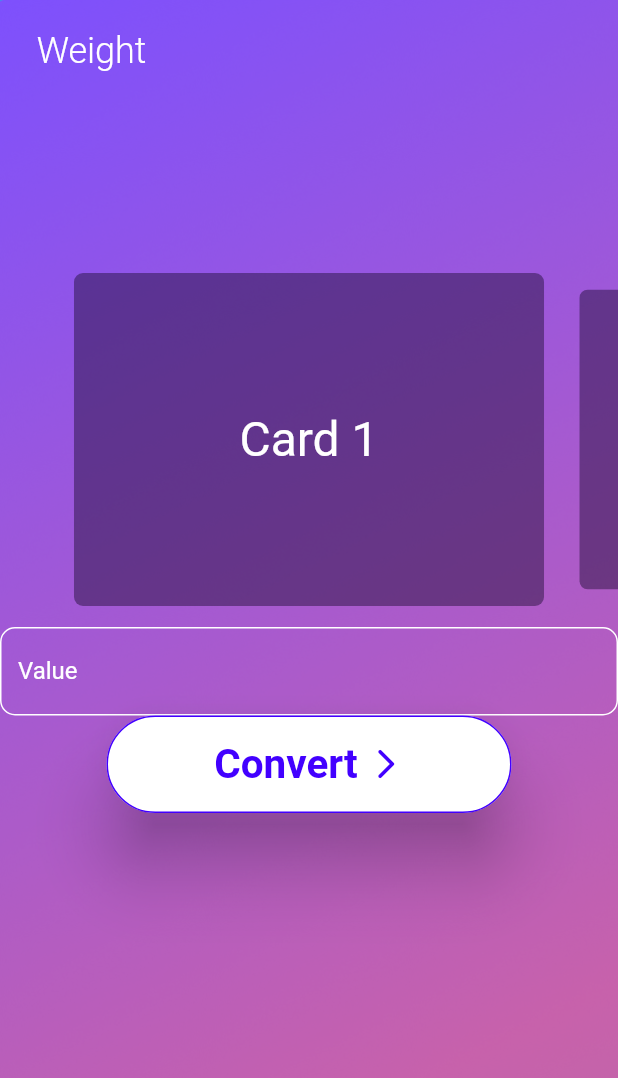
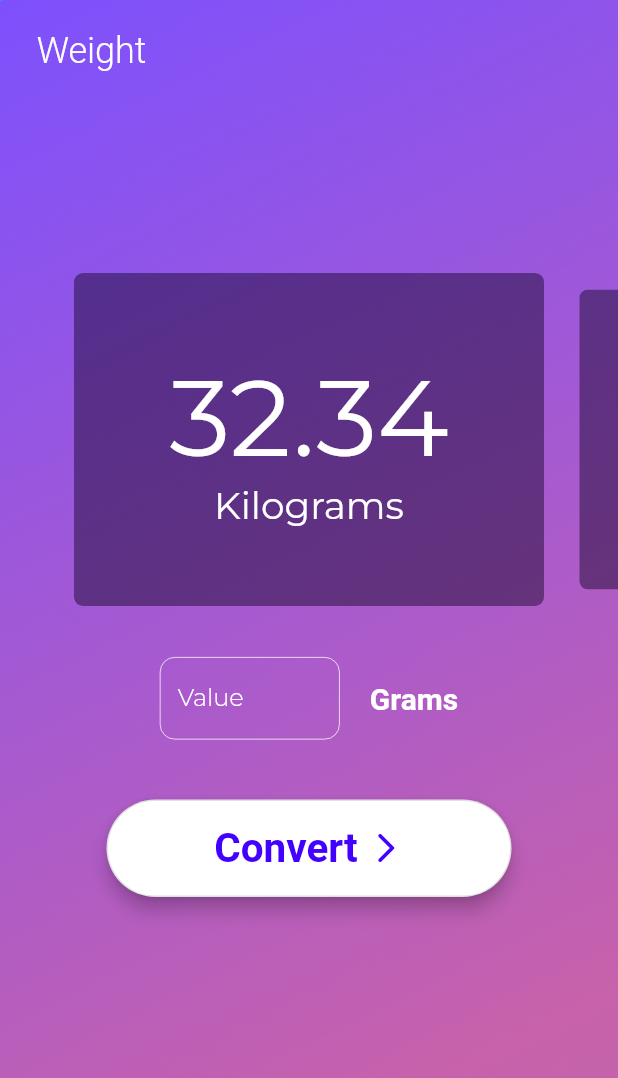
Before and after one commit to cyberwizard1001/flutter_dash_board, a Flutter app: the screen it shows after launch, on a phone screen of 412 x 824 dp. Shown: the top 1078 px of the screen. Run offline on Flutter 3.47's test engine with Material 2 defaults, Android fonts, the phone set to English and light mode, and no system bars; our stand-ins replace google_fonts; Roboto replaces fonts that are missing (Signika).

Commit message:
Added all UI elements

```diff
--- a/lib/BuildCard.dart
+++ b/lib/BuildCard.dart
@@ -1,4 +1,5 @@
 import 'package:flutter/material.dart';
+import 'package:google_fonts/google_fonts.dart';
 
 class BuildCard extends StatefulWidget {
   BuildCard({Key? key}) : super(key: key);
@@ -22,15 +23,23 @@ class _BuildCardState extends State<BuildCard> {
               return Transform.scale(
                 scale: i == _index ? 1 : 0.9,
                 child: Card(
-                  color: Color(0x751C0B31),
+                  color: Color(0x75100223),
                   elevation: 0,
                   shape: RoundedRectangleBorder(
                       borderRadius: BorderRadius.circular(6)),
-                  child: Center(
-                    child: Text(
-                      "Card ${i + 1}",
-                      style: TextStyle(fontSize: 32,color: Colors.white),
-                    ),
+                  child: Column(
+                    crossAxisAlignment: CrossAxisAlignment.center,
+                    mainAxisAlignment: MainAxisAlignment.center,
+                    children: [
+                      Center(
+                          child: Text('32.34',
+                            style: GoogleFonts.montserrat(fontSize: 72,fontWeight: FontWeight.w400,color: Colors.white),
+                          ),
+                        ),
+                      Center(child: Text('Kilograms',
+                        style: GoogleFonts.montserrat(fontSize: 25,fontWeight: FontWeight.w400,color: Colors.white),
+                      ),)
+                    ],
                   ),
                 ),
               );
--- a/lib/Globals.dart
+++ b/lib/Globals.dart
@@ -1 +1,3 @@
 var value = 0;
+
+var weight = ['milligrams','grams','kilograms','tonne','megatonne','gigatonne','UK ton','US ton','lb','oz'];
--- a/lib/layout_generator.dart
+++ b/lib/layout_generator.dart
@@ -27,7 +27,8 @@ class _LayoutGeneratorState extends State<LayoutGenerator> {
                       image: AssetImage("assets/bg.png"), fit: BoxFit.fill)),
             ),
           ),
-          SafeArea(
+          SingleChildScrollView(
+            child: SafeArea(
               child: Padding(
                   padding: EdgeInsets.only(top: 20.0),
                   child: Column(
@@ -46,22 +47,39 @@ class _LayoutGeneratorState extends State<LayoutGenerator> {
                         height: 130,
                       ),
                       BuildCard(),
+                     Padding(
+                       padding: const EdgeInsets.only(top: 30,bottom: 40.0),
+                       child: Row(
+                         mainAxisAlignment: MainAxisAlignment.center,
+                         children: [
                            SizedBox(
-                     height: 10,
-                   ),
-                   TextField(
+                             width: 120,
+                             height: 55,
+                             child: TextField(
+                               textAlign: TextAlign.center,
+                               style: GoogleFonts.montserrat(color: Colors.white,fontSize: 20,fontWeight: FontWeight.bold),
                                controller: valueInputController,
                                decoration: InputDecoration(
                                  labelText: 'Value',
-                       labelStyle: TextStyle(color: Colors.white),
-                       enabledBorder: OutlineInputBorder(borderSide: BorderSide(color: Colors.white,width: 1),borderRadius: BorderRadius.circular(10)),
+                                 labelStyle: TextStyle(color: Colors.white,fontSize: 16,fontWeight: FontWeight.w300),
+                                 enabledBorder: OutlineInputBorder(borderSide: BorderSide(color: Colors.white,width: 0.5),borderRadius: BorderRadius.circular(10)),
+                                 focusedBorder: OutlineInputBorder(borderSide: BorderSide(color: Colors.white,width: 0.5),borderRadius: BorderRadius.circular(10)),
+                                 focusedErrorBorder: OutlineInputBorder(borderSide: BorderSide(color: Colors.red,width: 0.5),borderRadius: BorderRadius.circular(10)),
+                               ),
+                             ),
+                           ),
+                           Padding(
+                             padding: const EdgeInsets.only(left: 20.0),
+                             child: Text('Grams',style: TextStyle(color: Colors.white,fontWeight: FontWeight.bold,fontSize: 20),),
+                           )
+                         ],
                        ),
                      ),
                       Center(
                         child: SizedBox(
                           height: 65,
                           width: 270,
-                        child: ElevatedButton(
+                          child: OutlinedButton(
                             style: ButtonStyle(
                               backgroundColor:
                                   MaterialStateProperty.all<Color>(Colors.white),
@@ -73,7 +91,7 @@ class _LayoutGeneratorState extends State<LayoutGenerator> {
                                       color: Color(0xff4200FF), width: 1),
                                 ),
                               ),
-                            elevation: MaterialStateProperty.all<double>(20.0),
+                              elevation: MaterialStateProperty.all<double>(5.0),
                             ),
                             onPressed: () {},
                             child: Row(
@@ -98,6 +116,7 @@ class _LayoutGeneratorState extends State<LayoutGenerator> {
                     ],
                   )),
             ),
+          ),
         ])));
   }
 
```
Lines whose indentation alone changed are shown as unchanged.
